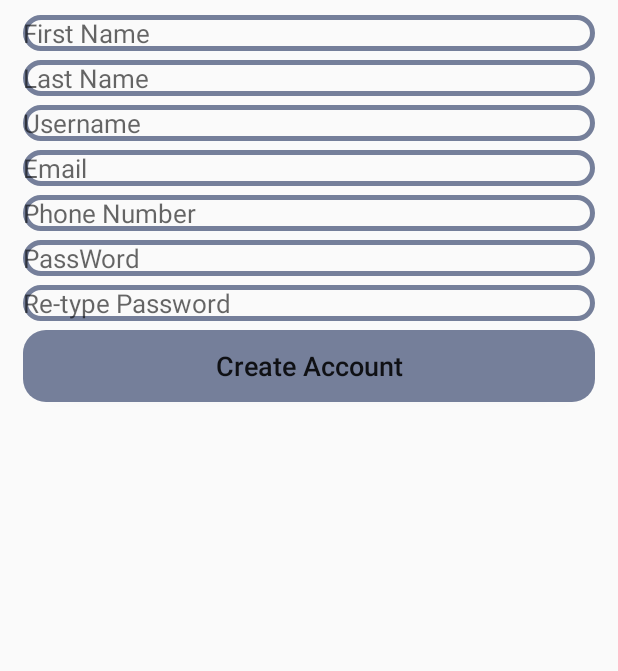
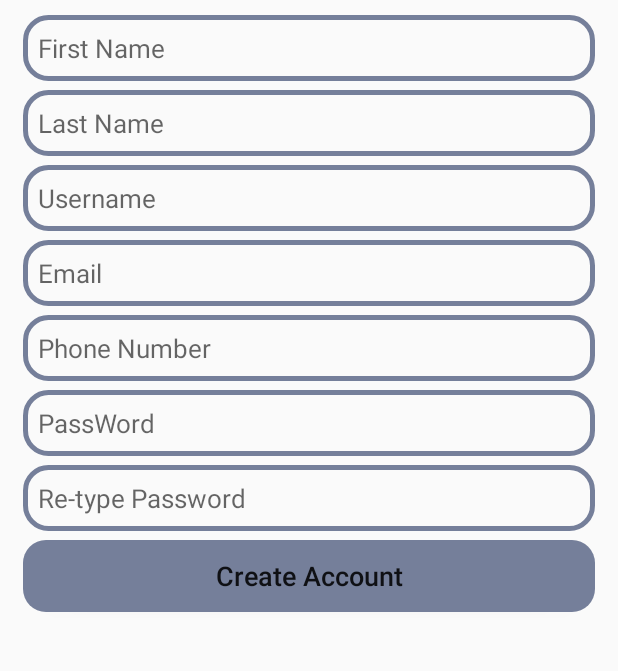
Before and after one commit to nahinAbrar/Orchestra_eShop, an Android app: the RegisterActivity screen opened directly, with no data from a screen before it, on a phone screen of 412 x 824 dp, the part 225-896 px from its top. Run offline under Robolectric (Android 15) with nearby library versions, the phone set to English and light mode, and no system bars.

```diff
--- a/app/src/main/res/layout/activity_register.xml
+++ b/app/src/main/res/layout/activity_register.xml
@@ -21,8 +21,9 @@
         android:layout_width="match_parent"
         android:layout_height="wrap_content"
         android:layout_below="@+id/register_appLogo"
+        android:padding="10dp"
+        android:layout_marginLeft="15dp"
         android:layout_marginTop="10dp"
-        android:layout_marginLeft="15dp"
         android:layout_marginRight="15dp"
         android:autofillHints="name"
         android:background="@drawable/button_outer_design"
@@ -38,6 +39,7 @@
         android:layout_width="match_parent"
         android:layout_height="wrap_content"
         android:layout_below="@+id/register_firstName"
+        android:padding="10dp"
         android:layout_marginTop="6dp"
         android:layout_marginLeft="15dp"
         android:layout_marginRight="15dp"
@@ -54,6 +56,7 @@
         android:layout_width="match_parent"
         android:layout_height="wrap_content"
         android:layout_below="@+id/register_lastName"
+        android:padding="10dp"
         android:layout_marginTop="6dp"
         android:layout_marginLeft="15dp"
         android:layout_marginRight="15dp"
@@ -70,6 +73,7 @@
         android:layout_width="match_parent"
         android:layout_height="wrap_content"
         android:layout_below="@+id/register_userName"
+        android:padding="10dp"
         android:layout_marginLeft="15dp"
         android:layout_marginTop="6dp"
         android:layout_marginRight="15dp"
@@ -86,6 +90,7 @@
         android:layout_width="match_parent"
         android:layout_height="wrap_content"
         android:layout_below="@+id/register_email"
+        android:padding="10dp"
         android:layout_marginLeft="15dp"
         android:layout_marginTop="6dp"
         android:layout_marginRight="15dp"
@@ -102,6 +107,7 @@
         android:layout_width="match_parent"
         android:layout_height="wrap_content"
         android:layout_below="@+id/register_phone"
+        android:padding="10dp"
         android:layout_marginLeft="15dp"
         android:layout_marginTop="6dp"
         android:layout_marginRight="15dp"
@@ -118,6 +124,7 @@
         android:layout_width="match_parent"
         android:layout_height="wrap_content"
         android:layout_below="@+id/register_passWord"
+        android:padding="10dp"
         android:layout_marginLeft="15dp"
         android:layout_marginTop="6dp"
         android:layout_marginRight="15dp"
@@ -134,6 +141,7 @@
         android:layout_width="match_parent"
         android:layout_height="wrap_content"
         android:layout_below="@id/register_re_passWord"
+        android:padding="10dp"
         android:layout_marginTop="6dp"
         android:layout_marginLeft="15dp"
         android:layout_marginRight="15dp"
```
Also changed, not shown: app/src/main/java/com/first_android_project/orchestraeshop/MainActivity.kt (+11 -1 lines).
